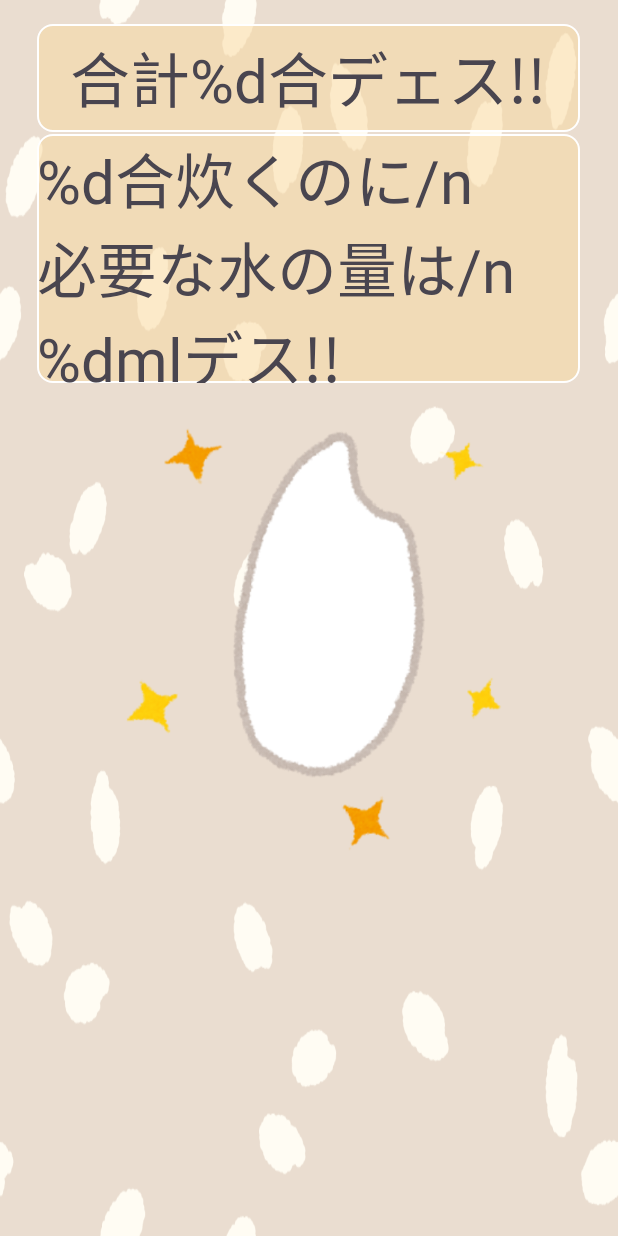
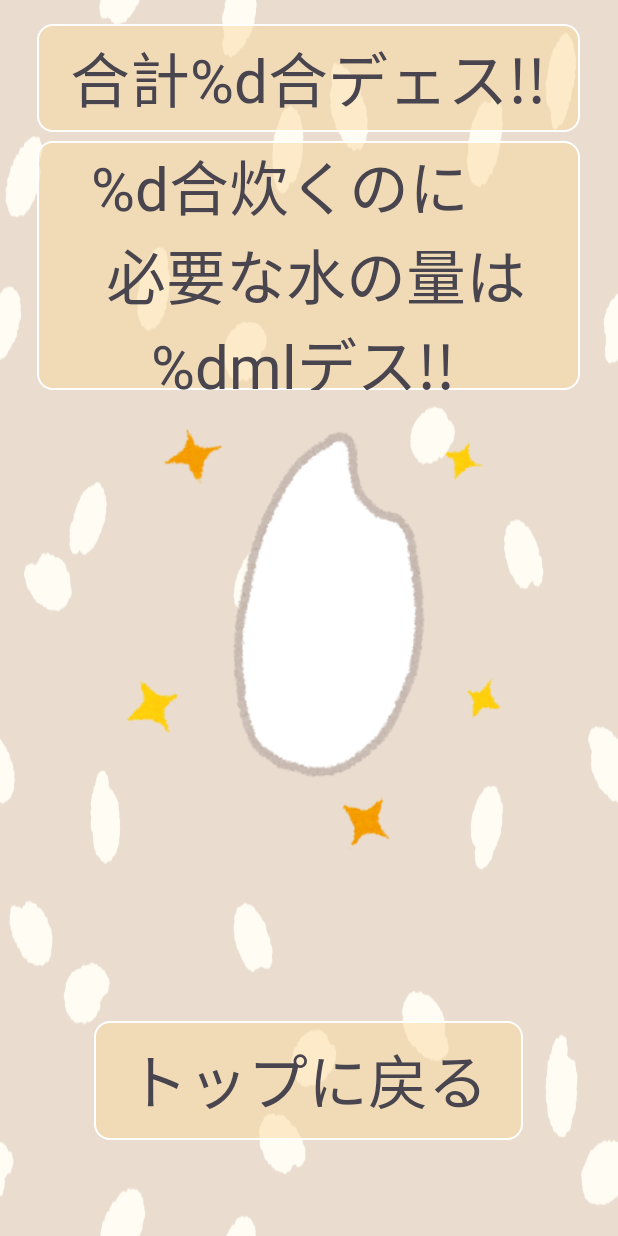
Before and after one commit to AkaseYurino/ImaNanGo, an Android app: the ResultActivity screen opened directly, with no data from a screen before it, on a phone screen of 412 x 824 dp. Run offline under Robolectric (Android 15) with nearby library versions, the phone set to English and light mode, and no system bars.

Commit message:
画面遷移処理

```diff
--- a/app/src/main/java/com/example/imanango/data/RiceMode.java
+++ b/app/src/main/java/com/example/imanango/data/RiceMode.java
@@ -6,7 +6,7 @@ import com.example.imanango.R;
  * ライスモード
  */
 public enum RiceMode {
-    NORMAL(1, R.string.rice_mode_name), MUSENMAI(2), GENMAI(3);
+    NORMAL(1, R.string.normal), MUSENMAI(2, R.string.musenmai), GENMAI(3, R.string.genmai);
 
     private int id;
     private int titleResId;
@@ -24,7 +24,7 @@ public enum RiceMode {
         return titleResId;
     }
 
-    public RiceMode toRiceMode(int id) {
+    public static RiceMode toRiceMode(int id) {
 
         switch (id) {
             case 1:
--- a/app/src/main/java/com/example/imanango/ui/result/ResultActivity.java
+++ b/app/src/main/java/com/example/imanango/ui/result/ResultActivity.java
@@ -3,6 +3,8 @@ package com.example.imanango.ui.result;
 import android.content.Context;
 import android.content.Intent;
 import android.os.Bundle;
+import android.view.View;
+import android.widget.TextView;
 
 import androidx.activity.EdgeToEdge;
 import androidx.appcompat.app.AppCompatActivity;
@@ -12,14 +14,27 @@ import androidx.core.view.WindowInsetsCompat;
 
 import com.example.imanango.R;
 import com.example.imanango.ui.count.CountActivity;
+import com.example.imanango.ui.top.TopActivity;
 
 public class ResultActivity extends AppCompatActivity {
 
+    //キーの設定
+    //RICE_MODE_IDをキーにして値を受け取っている
+    private static final String RICE_MODE_ID = "rice_mode_id";
+    //countをキーにして値を受け取っている
+    private static final String COUNT = "count";
+
     public static Intent newIntent(Context context, int riceModeId) {
         Intent intent = new Intent(context, ResultActivity.class);
-        intent.putExtra("", riceModeId);
+        intent.putExtra("RICE_MODE_ID", riceModeId);
         return intent;
     }
+
+    private TextView riceCountView;
+    private int riceModeID;
+    private TextView waterView;
+    private int defaultWater = 180;
+    private int water = 0;
 
     @Override
     protected void onCreate(Bundle savedInstanceState) {
@@ -31,5 +46,39 @@ public class ResultActivity extends AppCompatActivity {
             v.setPadding(systemBars.left, systemBars.top, systemBars.right, systemBars.bottom);
             return insets;
         });
+
+        //前の画面から受け取った値を取得
+        //riceModeIDを受け取る
+        riceModeID =getIntent().getIntExtra(RICE_MODE_ID, -1);
+        //countを受け取る
+        float count = getIntent().getFloatExtra(COUNT, 0);
+
+        //必要な水の量の計算
+        switch (riceModeID) {
+            case 1:
+                water = (int)(Math.round((defaultWater * 1.1) * count));
+                //整数にしたい
+                break;
+            case 2:
+                water = (int)(Math.round((defaultWater * 1.2) * count));
+                break;
+            case 3:
+                water = (int)(Math.round((defaultWater * 1.5) * count));
+                break;
+        }
+
+        //waterを表示
+        waterView = findViewById(R.id.water_text);
+
+
+        //トップの戻る処理
+        findViewById(R.id.return_button).setOnClickListener(new View.OnClickListener() {
+            @Override
+            public void onClick(View view) {
+                Intent intent = TopActivity.newIntent(ResultActivity.this);
+                startActivity(intent);
+            }
+        });
+
     }
 }
--- a/app/src/main/res/layout/activity_count.xml
+++ b/app/src/main/res/layout/activity_count.xml
@@ -38,6 +38,7 @@
         android:layout_marginTop="72dp">
 
         <TextView
+            android:id="@+id/rice_count"
             android:layout_width="wrap_content"
             android:layout_height="wrap_content"
             android:layout_gravity="center"
--- a/app/src/main/res/layout/activity_result.xml
+++ b/app/src/main/res/layout/activity_result.xml
@@ -32,12 +32,13 @@
         android:layout_height="166dp"
         android:layout_gravity="center_horizontal"
         android:background="@drawable/button_shape"
-        android:layout_marginTop="89dp">
+        android:layout_marginTop="94dp">
 
         <TextView
+            android:id="@+id/water_text"
             android:layout_width="wrap_content"
             android:layout_height="wrap_content"
-            android:text="%d合炊くのに/n 必要な水の量は/n　%dmlデス!!"
+            android:text="%d合炊くのに\n 必要な水の量は\n　%dmlデス!!"
             android:textSize="40sp"
             android:layout_gravity="center" />
     </FrameLayout>
@@ -49,5 +50,20 @@
         android:layout_gravity="center_horizontal"
         android:layout_marginTop="270dp"/>
 
+    <FrameLayout
+        android:id="@+id/return_button"
+        android:layout_width="286dp"
+        android:layout_height="79dp"
+        android:layout_gravity="center_horizontal|bottom"
+        android:background="@drawable/button_shape"
+        android:layout_marginBottom="64dp" >
+
+        <TextView
+            android:layout_width="wrap_content"
+            android:layout_height="wrap_content"
+            android:text="トップに戻る"
+            android:textSize="40sp"
+            android:layout_gravity="center" />
+    </FrameLayout>
 
 </FrameLayout>
--- a/app/src/main/res/values/strings.xml
+++ b/app/src/main/res/values/strings.xml
@@ -4,4 +4,5 @@
     <string name="normal">ふつうのお米</string>
     <string name="musenmai">無洗米</string>
     <string name="genmai">玄米</string>
+    <string name="rice_count">%1$dGO!!</string>
 </resources>
```
Also changed, not shown: app/src/main/java/com/example/imanango/ui/count/CountActivity.java (+42 -3 lines), app/src/main/java/com/example/imanango/ui/top/TopActivity.java (+8 -0 lines).
